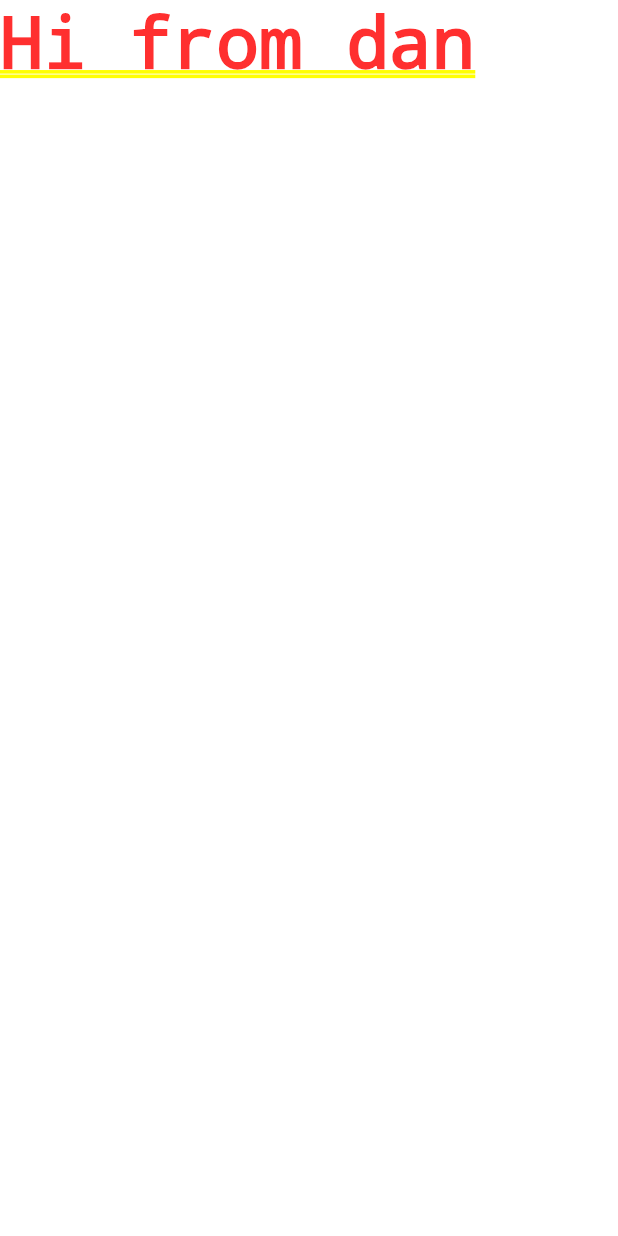
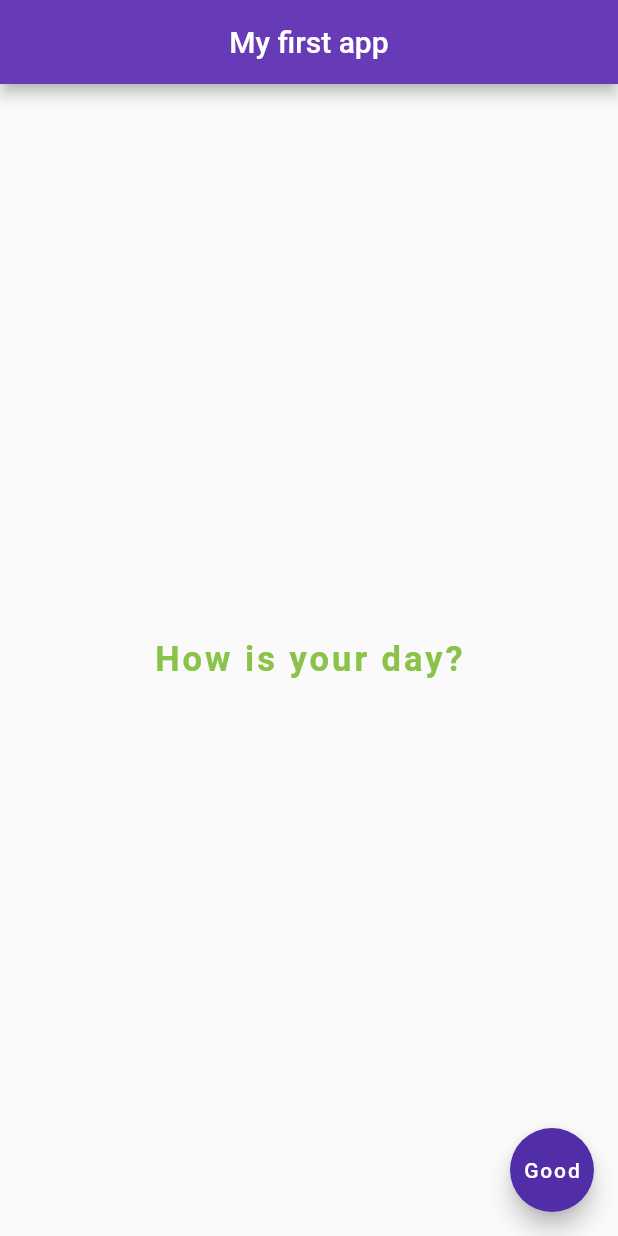
Before and after one commit to DandDevy/flutter_apps, a Flutter app: the screen it shows after launch, on a phone screen of 412 x 824 dp. Run offline on Flutter 3.47's test engine with Material 2 defaults, Android fonts, the phone set to English and light mode, and no system bars.

```diff
--- a/lib/main.dart
+++ b/lib/main.dart
@@ -1,6 +1,35 @@
 import 'package:flutter/material.dart';
 
 void main() => runApp(MaterialApp(
-  home: Text("Hi from dan"),
+  home: Home()
+));
 
-));
+class Home extends StatelessWidget {
+  @override
+  Widget build(BuildContext context) {
+    return Scaffold(
+      appBar: AppBar(
+        title: Text("My first app"),
+        centerTitle: true,
+        backgroundColor: Colors.deepPurple,
+      ),
+      body: Center(
+        child: Text(
+          "How is your day?",
+          style: TextStyle(
+            color: Colors.lightGreen,
+            fontSize: 23.0,
+            fontWeight: FontWeight.bold,
+            letterSpacing: 2.0,
+          ),
+        ),
+      ),
+      floatingActionButton: FloatingActionButton(
+        child: Text("Good"), onPressed: () {
+        print("How are you feeling today?");
+      },
+        backgroundColor: Colors.deepPurple[700],
+      ) ,
+    );
+  }
+}
```
